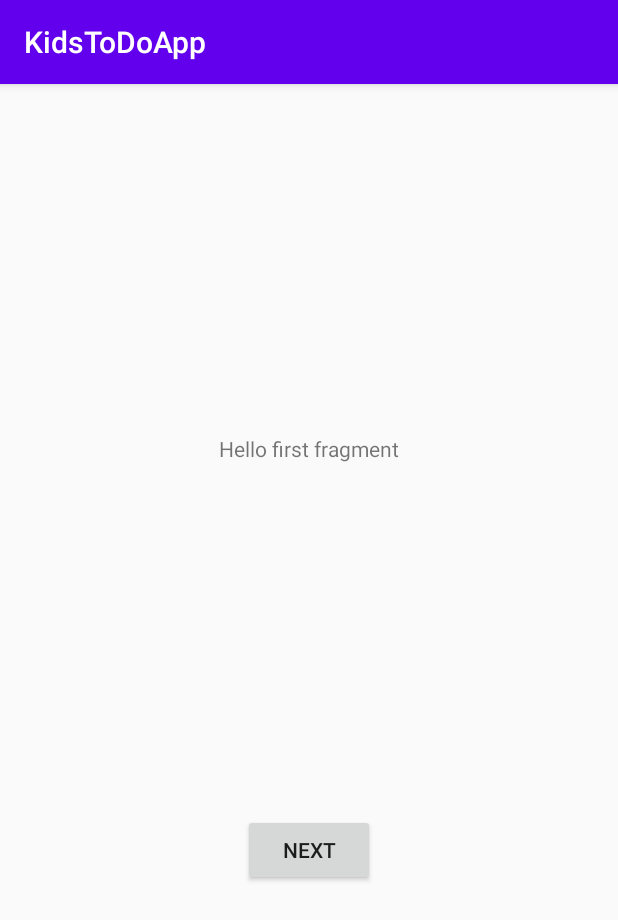
After one commit to scc2758/KidsToDoApp, an Android app: the fragment FirstFragment shown on its own in the app's theme, on a phone screen of 412 x 824 dp. The commit adds this screen. Shown: the top 920 px of the screen. Run offline under Robolectric (Android 15) with nearby library versions, the phone set to English and light mode, and no system bars.

Commit message:
Updating branch

```diff
--- a/app/build.gradle
+++ b/app/build.gradle
@@ -26,6 +26,8 @@
     implementation fileTree(dir: "libs", include: ["*.jar"])
     implementation 'androidx.appcompat:appcompat:1.2.0'
     implementation 'androidx.constraintlayout:constraintlayout:1.1.3'
+    implementation 'androidx.navigation:navigation-fragment:2.1.0'
+    implementation 'com.google.android.material:material:1.0.0'
     testImplementation 'junit:junit:4.12'
     androidTestImplementation 'androidx.test.ext:junit:1.1.1'
     androidTestImplementation 'androidx.test.espresso:espresso-core:3.2.0'
--- a/app/src/main/AndroidManifest.xml
+++ b/app/src/main/AndroidManifest.xml
@@ -9,6 +9,11 @@
         android:roundIcon="@mipmap/ic_launcher_round"
         android:supportsRtl="true"
         android:theme="@style/AppTheme">
+        <activity android:name=".EditEvents"></activity>
+        <activity
+            android:name=".TrophyCase"
+            android:label="@string/title_activity_trophy_case"
+            android:theme="@style/AppTheme.NoActionBar" />
         <activity android:name=".MainActivity">
             <intent-filter>
                 <action android:name="android.intent.action.MAIN" />
--- /dev/null
+++ b/app/src/main/java/com/example/kidstodoapp/FirstFragment.java
@@ -0,0 +1,34 @@
+package com.example.kidstodoapp;
+
+import android.os.Bundle;
+import android.view.LayoutInflater;
+import android.view.View;
+import android.view.ViewGroup;
+
+import androidx.annotation.NonNull;
+import androidx.fragment.app.Fragment;
+import androidx.navigation.fragment.NavHostFragment;
+
+public class FirstFragment extends Fragment {
+
+    @Override
+    public View onCreateView(
+            LayoutInflater inflater, ViewGroup container,
+            Bundle savedInstanceState
+    ) {
+        // Inflate the layout for this fragment
+        return inflater.inflate(R.layout.fragment_first, container, false);
+    }
+
+    public void onViewCreated(@NonNull View view, Bundle savedInstanceState) {
+        super.onViewCreated(view, savedInstanceState);
+
+        view.findViewById(R.id.button_first).setOnClickListener(new View.OnClickListener() {
+            @Override
+            public void onClick(View view) {
+                NavHostFragment.findNavController(FirstFragment.this)
+                        .navigate(R.id.action_FirstFragment_to_SecondFragment);
+            }
+        });
+    }
+}
--- a/app/src/main/java/com/example/kidstodoapp/MainActivity.java
+++ b/app/src/main/java/com/example/kidstodoapp/MainActivity.java
@@ -3,6 +3,7 @@
 import androidx.appcompat.app.AppCompatActivity;
 
 import android.os.Bundle;
+import android.widget.Button;
 
 // This comment was made by Sean Youngstone
 public class MainActivity extends AppCompatActivity {
--- /dev/null
+++ b/app/src/main/res/layout/fragment_first.xml
@@ -0,0 +1,28 @@
+<?xml version="1.0" encoding="utf-8"?>
+<androidx.constraintlayout.widget.ConstraintLayout xmlns:android="http://schemas.android.com/apk/res/android"
+    xmlns:app="http://schemas.android.com/apk/res-auto"
+    xmlns:tools="http://schemas.android.com/tools"
+    android:layout_width="match_parent"
+    android:layout_height="match_parent"
+    tools:context=".FirstFragment">
+
+    <TextView
+        android:id="@+id/textview_first"
+        android:layout_width="wrap_content"
+        android:layout_height="wrap_content"
+        android:text="@string/hello_first_fragment"
+        app:layout_constraintBottom_toTopOf="@id/button_first"
+        app:layout_constraintEnd_toEndOf="parent"
+        app:layout_constraintStart_toStartOf="parent"
+        app:layout_constraintTop_toTopOf="parent" />
+
+    <Button
+        android:id="@+id/button_first"
+        android:layout_width="wrap_content"
+        android:layout_height="wrap_content"
+        android:text="@string/next"
+        app:layout_constraintBottom_toBottomOf="parent"
+        app:layout_constraintEnd_toEndOf="parent"
+        app:layout_constraintStart_toStartOf="parent"
+        app:layout_constraintTop_toBottomOf="@id/textview_first" />
+</androidx.constraintlayout.widget.ConstraintLayout>
--- /dev/null
+++ b/app/src/main/res/values/dimens.xml
@@ -0,0 +1,3 @@
+<resources>
+    <dimen name="fab_margin">16dp</dimen>
+</resources>
--- a/app/src/main/res/values/strings.xml
+++ b/app/src/main/res/values/strings.xml
@@ -1,3 +1,12 @@
 <resources>
     <string name="app_name">KidsToDoApp</string>
+    <string name="title_activity_trophy_case">TrophyCase</string>
+    <!-- Strings used for fragments for navigation -->
+    <string name="first_fragment_label">First Fragment</string>
+    <string name="second_fragment_label">Second Fragment</string>
+    <string name="next">Next</string>
+    <string name="previous">Previous</string>
+
+    <string name="hello_first_fragment">Hello first fragment</string>
+    <string name="hello_second_fragment">Hello second fragment. Arg: %1$s</string>
 </resources>
--- a/app/src/main/res/values/styles.xml
+++ b/app/src/main/res/values/styles.xml
@@ -7,4 +7,13 @@
         <item name="colorAccent">@color/colorAccent</item>
     </style>
 
+    <style name="AppTheme.NoActionBar">
+        <item name="windowActionBar">false</item>
+        <item name="windowNoTitle">true</item>
+    </style>
+
+    <style name="AppTheme.AppBarOverlay" parent="ThemeOverlay.AppCompat.Dark.ActionBar" />
+
+    <style name="AppTheme.PopupOverlay" parent="ThemeOverlay.AppCompat.Light" />
+
 </resources>
```
Also changed, not shown: app/src/main/java/com/example/kidstodoapp/EditEvents.java (added, +19 -0 lines), app/src/main/java/com/example/kidstodoapp/SecondFragment.java (added, +36 -0 lines), app/src/main/java/com/example/kidstodoapp/TrophyCase.java (added, +30 -0 lines), app/src/main/java/com/example/kidstodoapp/ui/main/EditEventsFragment.java (added, +52 -0 lines), app/src/main/java/com/example/kidstodoapp/ui/main/MainViewModel.java (added, +7 -0 lines), app/src/main/res/layout/activity_trophy_case.xml (added, +33 -0 lines), app/src/main/res/layout/content_trophy_case.xml (added, +7 -0 lines), app/src/main/res/layout/edit_events_activity.xml (added, +7 -0 lines), app/src/main/res/layout/fragment_second.xml (added, +27 -0 lines), app/src/main/res/layout/main_fragment.xml (added, +20 -0 lines), app/src/main/res/navigation/nav_graph.xml (added, +29 -0 lines).
